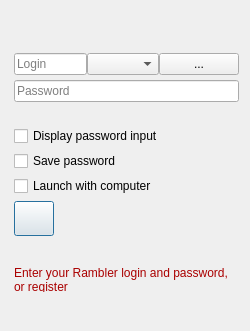
silvansky/Contacts, file src/plugins/optionsmanager/logindialog.ui: the form before one commit.
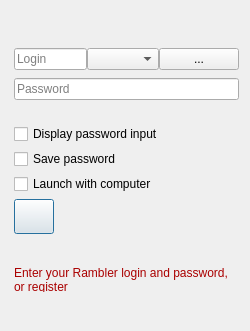
The form after the commit.

```diff
--- a/src/plugins/optionsmanager/logindialog.ui
+++ b/src/plugins/optionsmanager/logindialog.ui
@@ -48,7 +48,7 @@
        <number>14</number>
       </property>
       <property name="topMargin">
-       <number>15</number>
+       <number>10</number>
       </property>
       <property name="rightMargin">
        <number>11</number>
@@ -64,6 +64,9 @@
           <verstretch>0</verstretch>
          </sizepolicy>
         </property>
+        <property name="alignment">
+         <set>Qt::AlignLeading|Qt::AlignLeft|Qt::AlignTop</set>
+        </property>
        </widget>
       </item>
       <item>
@@ -122,9 +125,18 @@
          <property name="spacing">
           <number>0</number>
          </property>
-         <property name="margin">
+         <property name="leftMargin">
           <number>0</number>
          </property>
+         <property name="topMargin">
+          <number>0</number>
+         </property>
+         <property name="rightMargin">
+          <number>0</number>
+         </property>
+         <property name="bottomMargin">
+          <number>3</number>
+         </property>
          <item>
           <widget class="QLineEdit" name="lneNode">
            <property name="placeholderText">
```
